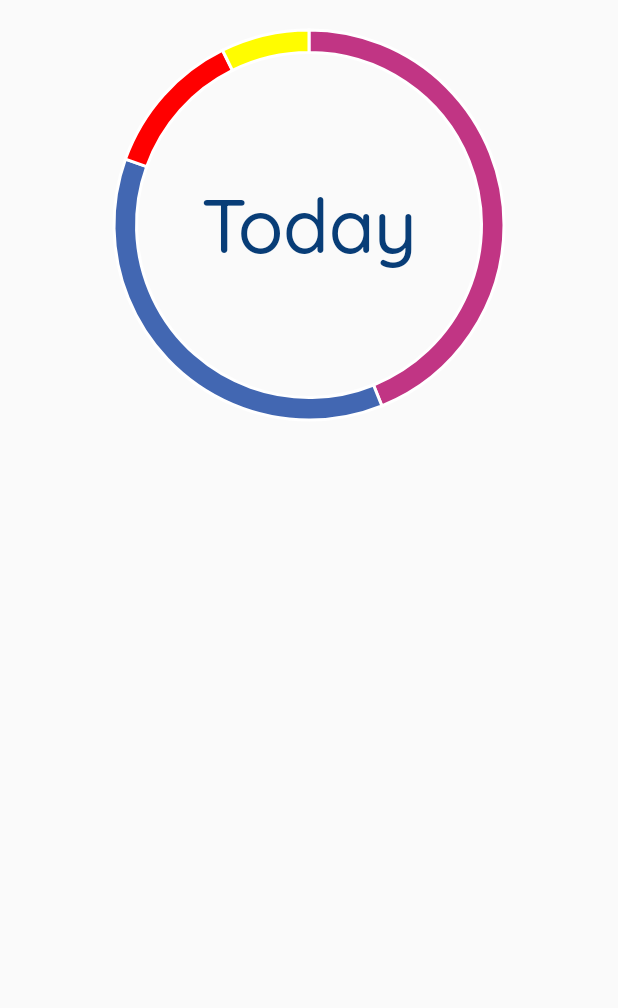
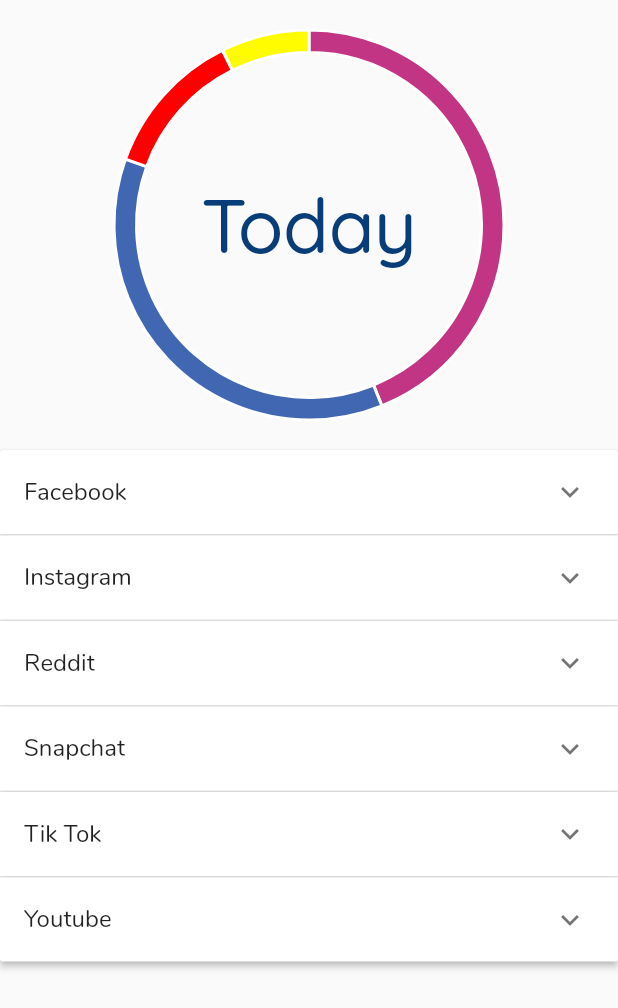
Before and after one commit to AidanWickes/etu, a Flutter app: the Timer screen opened directly, on a phone screen of 412 x 824 dp. Shown: the top 1008 px of the screen. Run offline on Flutter 3.47's test engine with Material 2 defaults, Android fonts, the phone set to English and light mode, and no system bars; our stand-ins replace charts_flutter, flutter_local_notifications, font_awesome_flutter, rxdart; missing offline and left inert: app_usage, flutter_picker, isolate_handler, slowly_moving_widgets_field, usage_stats.

Commit message:
updated timer isolate to use model, added sessions and is expanded to model, added expandsion panels to timer page

```diff
--- a/lib/controllers/storage.dart
+++ b/lib/controllers/storage.dart
@@ -26,7 +26,7 @@ class CounterStorage {
       var test = jsonDecode(contents);
 
       // var fromJson = App.fromJson(test);
-      var convList = [];
+      List<App> convList = [];
       //   apps = test;
       var i = 0;
       test.forEach((element) {
@@ -34,7 +34,8 @@ class CounterStorage {
         apps[i] = element;
         i++;
       });
-      return apps;
+      initialApps = convList;
+      return convList;
     } catch (e) {
       // If encountering an error, return 0
       return ['Error'];
--- a/lib/main.dart
+++ b/lib/main.dart
@@ -4,8 +4,8 @@ import 'package:flutter/material.dart';
 import 'package:wellbeing_app/screens/wrapper.dart';
 import 'package:wellbeing_app/isolates/timer.dart';
 
-import 'controllers/global.dart';
 import 'controllers/storage.dart';
+import 'models/apps.dart';
 
 var timer = new CountdownTimer();
 var storage = new CounterStorage();
@@ -14,7 +14,7 @@ void main() async {
   WidgetsFlutterBinding.ensureInitialized();
   var isStorage = await storage.readCounter();
   if (isStorage[0] == "Error") {
-    await storage.writeCounter(jsonEncode(apps));
+    await storage.writeCounter(jsonEncode(initialApps));
   }
   await storage.readCounter();
   await timer.start();
--- a/lib/models/apps.dart
+++ b/lib/models/apps.dart
@@ -5,6 +5,8 @@ class App {
   String listName;
   Duration time;
   Duration timeLimit;
+  List<Duration> sessions;
+  bool isExpanded;
 
   App(
       {this.id,
@@ -12,20 +14,28 @@ class App {
       this.monitor,
       this.listName,
       this.time,
-      this.timeLimit});
+      this.timeLimit,
+      this.sessions,
+      this.isExpanded});
 
   App.fromJson(Map<String, dynamic> json) {
-    try {
     id = int.parse(json['id'].toString());
     name = json['name'];
     monitor = json['monitor'];
     listName = json['listName'];
     time = getTime(json['time']);
-      ;
     timeLimit = getTime(json['timeLimit']);
-    } catch (e) {
-      print(json['id']);
+    if (json['sessions'].toString() == "null" ||
+        json['sessions'].toString() == '[]') {
+      sessions = [];
+    } else {
+      List<Duration> convertedTimes = [];
+      json['sessions'].forEach((element) {
+        convertedTimes.add(getTime(element));
+      });
+      sessions = convertedTimes;
     }
+    isExpanded = json['isExpanded'];
   }
 
   Duration getTime(String timeLimit) {
@@ -51,8 +61,14 @@ class App {
     data['name'] = name;
     data['monitor'] = monitor;
     data['listName'] = listName;
-    data['time'] = time;
+    data['time'] = time.toString();
     data['timeLimit'] = timeLimit.toString();
+    var convertedSession = [];
+    sessions.forEach((element) {
+      convertedSession.add(element.toString());
+    });
+    data['sessions'] = convertedSession;
+    data['isExpanded'] = isExpanded;
     return data;
   }
 }
@@ -64,39 +80,51 @@ List<App> initialApps = []
       monitor: false,
       listName: "facebook",
       time: Duration(hours: 0, minutes: 0),
-      timeLimit: Duration(hours: 2, minutes: 0)))
+      timeLimit: Duration(hours: 2, minutes: 0),
+      sessions: [],
+      isExpanded: false))
   ..add(App(
       id: 1,
       name: "Instagram",
       monitor: false,
       listName: "instagram",
       time: Duration(hours: 0, minutes: 0),
-      timeLimit: Duration(hours: 2, minutes: 5)))
+      timeLimit: Duration(hours: 2, minutes: 5),
+      sessions: [Duration(minutes: 20), Duration(minutes: 10)],
+      isExpanded: false))
   ..add(App(
       id: 2,
       name: "Reddit",
       monitor: false,
       listName: "reddit",
       time: Duration(hours: 0, minutes: 0),
-      timeLimit: Duration(hours: 2, minutes: 10)))
+      timeLimit: Duration(hours: 2, minutes: 10),
+      sessions: [],
+      isExpanded: false))
   ..add(App(
       id: 3,
       name: "Snapchat",
       monitor: false,
       listName: "snapchat",
       time: Duration(hours: 0, minutes: 0),
-      timeLimit: Duration(hours: 2, minutes: 15)))
+      timeLimit: Duration(hours: 2, minutes: 15),
+      sessions: [Duration(hours: 1, minutes: 20)],
+      isExpanded: false))
   ..add(App(
       id: 4,
       name: "Tik Tok",
       monitor: false,
       listName: "tiktok",
       time: Duration(hours: 0, minutes: 0),
-      timeLimit: Duration(hours: 2, minutes: 20)))
+      timeLimit: Duration(hours: 2, minutes: 20),
+      sessions: [],
+      isExpanded: false))
   ..add(App(
       id: 5,
       name: "Youtube",
       monitor: false,
       listName: "youtube",
       time: Duration(hours: 0, minutes: 0),
-      timeLimit: Duration(hours: 2, minutes: 25)));
+      timeLimit: Duration(hours: 2, minutes: 25),
+      sessions: [],
+      isExpanded: false));
--- a/lib/screens/timer/timer.dart
+++ b/lib/screens/timer/timer.dart
@@ -1,22 +1,54 @@
 import 'package:flutter/material.dart';
 import 'package:wellbeing_app/controllers/donut_chart.dart';
+import 'package:wellbeing_app/models/apps.dart';
 
 class Timer extends StatefulWidget {
   @override
   _TimerState createState() => _TimerState();
 }
-    class _TimerState extends State<Timer> {
 
+class _TimerState extends State<Timer> {
   @override
   Widget build(BuildContext context) {
     return Scaffold(
       body: Container(
-        child: SizedBox(
-          height: 300,
-          child: DonutPieChart.withSampleData(),
-        ),
-      ),
-
+          child: new ListView(
+        children: [
+          new SizedBox(
+            height: 300,
+            child: DonutPieChart.withSampleData(),
+          ),
+          ExpansionPanelList(
+            expansionCallback: (int index, bool isExpanded) {
+              setState(() {
+                initialApps[index].isExpanded = !isExpanded;
+              });
+            },
+            children: initialApps.map((App app) {
+              return ExpansionPanel(
+                headerBuilder: (BuildContext context, bool isExpanded) {
+                  return ListTile(
+                    title: Text(app.name),
+                  );
+                },
+                body: Column(
+                  children: [
+                    ListTile(
+                      title: Text('Total Time'),
+                      trailing: Text(app.time.toString()),
+                    ),
+                    ListTile(
+                      title: Text('Sessions'),
+                      trailing: Text(app.sessions.length.toString()),
+                    )
+                  ],
+                ),
+                isExpanded: app.isExpanded,
+              );
+            }).toList(),
+          )
+        ],
+      )),
     );
   }
 }
```
Also changed, not shown: lib/isolates/timer.dart (+29 -68 lines), lib/screens/home/home.dart (+27 -14 lines), lib/screens/settings/settings_copy.dart (+8 -2 lines). Lines whose indentation alone changed are shown as unchanged.
